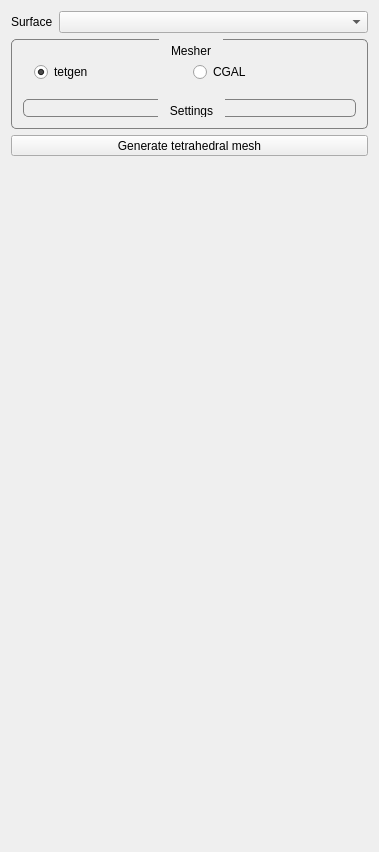
Old version of the form Plugins/ch.zhaw.volumemesh/src/internal/VolumeMeshViewControls.ui in the repository araex/mitk-gem.
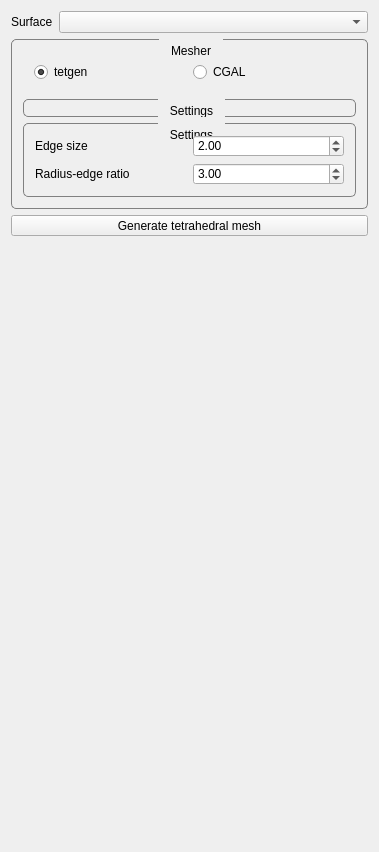
New version of the form. Custom widgets are drawn as their Qt base class.

Commit message: added edge size and ratio spinboxes

```diff
--- a/Plugins/ch.zhaw.volumemesh/src/internal/VolumeMeshViewControls.ui
+++ b/Plugins/ch.zhaw.volumemesh/src/internal/VolumeMeshViewControls.ui
@@ -174,6 +174,63 @@
            </layout>
           </widget>
          </item>
+         <item>
+          <widget class="QGroupBox" name="settingsCGAL">
+           <property name="title">
+            <string>Settings</string>
+           </property>
+           <layout class="QVBoxLayout" name="verticalLayout_4">
+            <item>
+             <layout class="QHBoxLayout" name="horizontalLayout_2">
+              <item>
+               <widget class="QLabel" name="label">
+                <property name="text">
+                 <string>Edge size</string>
+                </property>
+               </widget>
+              </item>
+              <item>
+               <widget class="QDoubleSpinBox" name="spinBoxSize">
+                <property name="minimum">
+                 <double>0.100000000000000</double>
+                </property>
+                <property name="singleStep">
+                 <double>0.100000000000000</double>
+                </property>
+                <property name="value">
+                 <double>2.000000000000000</double>
+                </property>
+               </widget>
+              </item>
+             </layout>
+            </item>
+            <item>
+             <layout class="QHBoxLayout" name="horizontalLayout_4">
+              <item>
+               <widget class="QLabel" name="label_2">
+                <property name="text">
+                 <string>Radius-edge ratio</string>
+                </property>
+               </widget>
+              </item>
+              <item>
+               <widget class="QDoubleSpinBox" name="spinBoxRadiusEdgeRatio">
+                <property name="minimum">
+                 <double>0.000000000000000</double>
+                </property>
+                <property name="singleStep">
+                 <double>0.100000000000000</double>
+                </property>
+                <property name="value">
+                 <double>3.000000000000000</double>
+                </property>
+               </widget>
+              </item>
+             </layout>
+            </item>
+           </layout>
+          </widget>
+         </item>
         </layout>
        </widget>
       </item>
```
Left out of the diff: 16 changed lines with no effect on the pictures. The commit also changes 3 other files.
